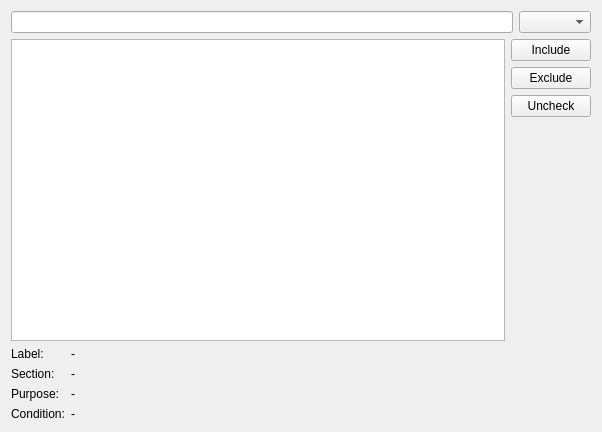
First picture: the form in pagefeatures.ui, repository HamedMasafi/confiqt, before the edit.
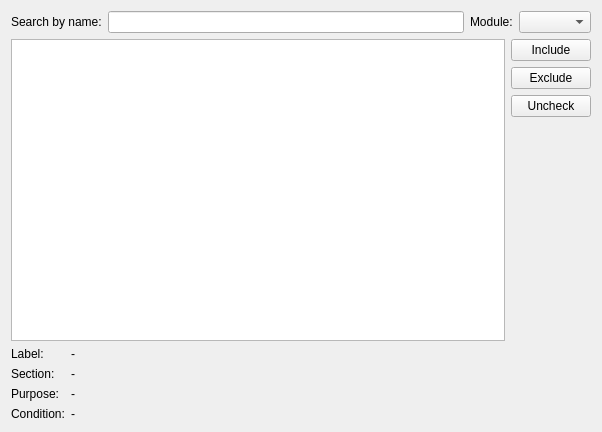
Second picture: the form after the edit.

The edit to the form file:
```diff
--- a/pagefeatures.ui
+++ b/pagefeatures.ui
@@ -19,6 +19,13 @@
   <layout class="QVBoxLayout" name="verticalLayout_2">
    <item>
     <layout class="QHBoxLayout" name="horizontalLayout_3">
+     <item>
+      <widget class="QLabel" name="label_6">
+       <property name="text">
+        <string>Search by name:</string>
+       </property>
+      </widget>
+     </item>
      <item>
       <widget class="QLineEdit" name="lineEditFilterFeature">
        <property name="clearButtonEnabled">
@@ -26,6 +33,13 @@
        </property>
       </widget>
      </item>
+     <item>
+      <widget class="QLabel" name="label_5">
+       <property name="text">
+        <string>Module:</string>
+       </property>
+      </widget>
+     </item>
      <item>
       <widget class="QComboBox" name="comboBoxModules"/>
      </item>
```
